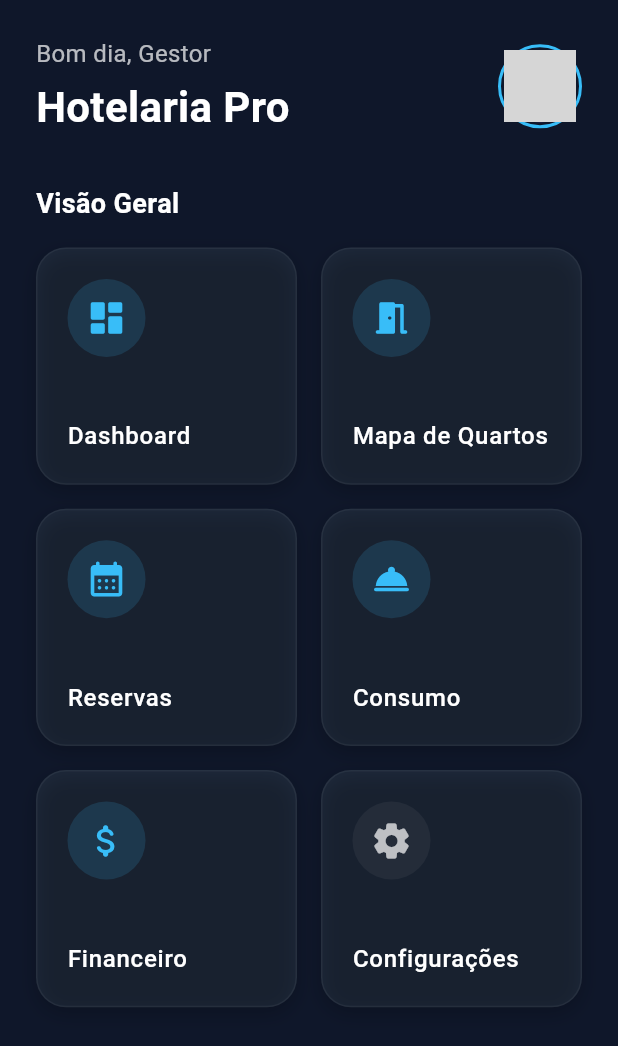
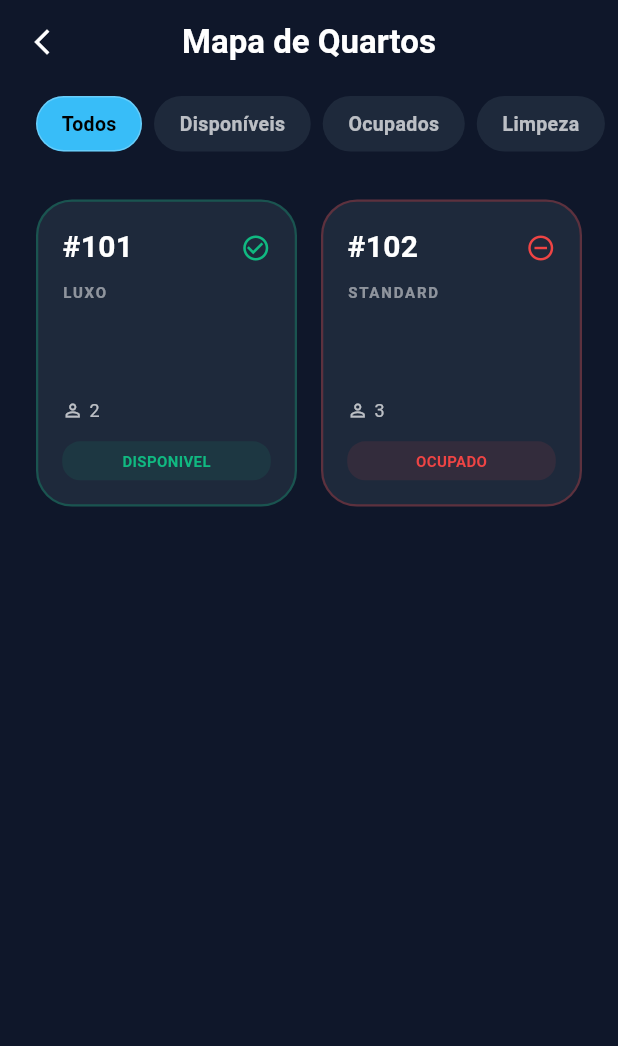
Before and after one commit to viictorocha/hotelaria, a Flutter app: the screen it shows after launch, after a tap on "Mapa de Quartos", on a phone screen of 412 x 824 dp. Shown: the top 1046 px of the screen. Run offline on Flutter 3.47's test engine with Material 3 defaults, Android fonts, the phone set to English and light mode, and no system bars; network calls fail; grey boxes are pictures that could not be loaded.

Commit message:
mapa e detalhe do quarto

```diff
--- a/hotelaria/lib/presentation/pages/home_menu_screen.dart
+++ b/hotelaria/lib/presentation/pages/home_menu_screen.dart
@@ -1,4 +1,5 @@
 import 'package:flutter/material.dart';
+import 'package:hotelaria/presentation/pages/mapa_quartos_screen.dart';
 
 class HomeMenuScreen extends StatelessWidget {
   const HomeMenuScreen({super.key});
@@ -88,7 +89,14 @@ class HomeMenuScreen extends StatelessWidget {
                       icon: Icons.meeting_room_rounded,
                       label: 'Mapa de Quartos',
                       color: accentColor,
-                      onTap: () => print('Ir para Mapa'),
+                      onTap: () {
+                        Navigator.push(
+                          context,
+                          MaterialPageRoute(
+                            builder: (context) => const MapaQuartosScreen(),
+                          ),
+                        );
+                      },
                     ),
                     _buildMenuItem(
                       context,
--- /dev/null
+++ b/hotelaria/lib/presentation/pages/mapa_quartos_screen.dart
@@ -0,0 +1,289 @@
+import 'package:flutter/material.dart';
+import 'package:hotelaria/presentation/pages/quarto_detalhe_screen.dart';
+import '../../domain/entities/quarto_entity.dart';
+import '../../data/repositories/quarto_mock_repository.dart';
+
+class MapaQuartosScreen extends StatefulWidget {
+  const MapaQuartosScreen({super.key});
+
+  @override
+  State<MapaQuartosScreen> createState() => _MapaQuartosScreenState();
+}
+
+class _MapaQuartosScreenState extends State<MapaQuartosScreen> {
+  // 1. Pegamos a lista original do mock
+  final List<QuartoEntity> todosOsQuartos = QuartoMockRepository()
+      .getTodosOsQuartos();
+
+  // 2. Variável para controlar o filtro (null significa "Todos")
+  StatusQuarto? statusSelecionado;
+
+  // 3. Lógica que filtra a lista em tempo real para o GridView
+  List<QuartoEntity> get quartosFiltrados {
+    if (statusSelecionado == null) return todosOsQuartos;
+    return todosOsQuartos.where((q) => q.status == statusSelecionado).toList();
+  }
+
+  @override
+  Widget build(BuildContext context) {
+    final accentColor = Theme.of(context).primaryColor;
+
+    return Scaffold(
+      appBar: AppBar(
+        backgroundColor: Colors.transparent,
+        elevation: 0,
+        leading: IconButton(
+          icon: const Icon(
+            Icons.arrow_back_ios_new,
+            color: Colors.white,
+            size: 20,
+          ),
+          onPressed: () => Navigator.pop(context),
+        ),
+        title: const Text(
+          'Mapa de Quartos',
+          style: TextStyle(color: Colors.white, fontWeight: FontWeight.bold),
+        ),
+        centerTitle: true,
+      ),
+      body: Column(
+        children: [
+          // Filtros
+          _buildFiltros(accentColor),
+
+          // Grid que agora usa os 'quartosFiltrados'
+          Expanded(
+            child: quartosFiltrados.isEmpty
+                ? _buildEmptyState() // Caso não tenha quartos naquele status
+                : GridView.builder(
+                    padding: const EdgeInsets.all(24),
+                    gridDelegate:
+                        const SliverGridDelegateWithFixedCrossAxisCount(
+                          crossAxisCount: 2,
+                          crossAxisSpacing: 16,
+                          mainAxisSpacing: 16,
+                          childAspectRatio: 0.85,
+                        ),
+                    itemCount: quartosFiltrados.length,
+                    itemBuilder: (context, index) {
+                      return _buildQuartoCard(quartosFiltrados[index]);
+                    },
+                  ),
+          ),
+        ],
+      ),
+    );
+  }
+
+  Widget _buildFiltros(Color accentColor) {
+    return SingleChildScrollView(
+      scrollDirection: Axis.horizontal,
+      padding: const EdgeInsets.symmetric(horizontal: 24, vertical: 8),
+      child: Row(
+        children: [
+          _filterChip(
+            "Todos",
+            isSelected: statusSelecionado == null,
+            onTap: () {
+              setState(() => statusSelecionado = null);
+            },
+          ),
+          _filterChip(
+            "Disponíveis",
+            isSelected: statusSelecionado == StatusQuarto.disponivel,
+            onTap: () {
+              setState(() => statusSelecionado = StatusQuarto.disponivel);
+            },
+          ),
+          _filterChip(
+            "Ocupados",
+            isSelected: statusSelecionado == StatusQuarto.ocupado,
+            onTap: () {
+              setState(() => statusSelecionado = StatusQuarto.ocupado);
+            },
+          ),
+          _filterChip(
+            "Limpeza",
+            isSelected: statusSelecionado == StatusQuarto.limpeza,
+            onTap: () {
+              setState(() => statusSelecionado = StatusQuarto.limpeza);
+            },
+          ),
+        ],
+      ),
+    );
+  }
+
+  Widget _filterChip(
+    String label, {
+    required bool isSelected,
+    required VoidCallback onTap,
+  }) {
+    return GestureDetector(
+      onTap: onTap,
+      child: Container(
+        margin: const EdgeInsets.only(right: 8),
+        padding: const EdgeInsets.symmetric(horizontal: 16, vertical: 8),
+        decoration: BoxDecoration(
+          color: isSelected
+              ? Theme.of(context).primaryColor
+              : Theme.of(context).cardColor,
+          borderRadius: BorderRadius.circular(20),
+          // Borda sutil para dar profundidade
+          border: Border.all(
+            color: isSelected ? Colors.white24 : Colors.transparent,
+          ),
+        ),
+        child: Text(
+          label,
+          style: TextStyle(
+            color: isSelected ? Colors.black : Colors.white70,
+            fontWeight: FontWeight.bold,
+            fontSize: 13,
+          ),
+        ),
+      ),
+    );
+  }
+
+  Widget _buildEmptyState() {
+    return Center(
+      child: Column(
+        mainAxisAlignment: MainAxisAlignment.center,
+        children: [
+          Icon(
+            Icons.search_off_rounded,
+            size: 64,
+            color: Colors.white.withValues(alpha: 0.2),
+          ),
+          const SizedBox(height: 16),
+          Text(
+            "Nenhum quarto encontrado\ncom este status.",
+            textAlign: TextAlign.center,
+            style: TextStyle(color: Colors.white.withValues(alpha: 0.5)),
+          ),
+        ],
+      ),
+    );
+  }
+
+  Widget _buildQuartoCard(QuartoEntity quarto) {
+    // Definindo a cor baseada no status
+    Color statusColor;
+    switch (quarto.status) {
+      case StatusQuarto.disponivel:
+        statusColor = const Color(0xFF10B981); // Verde Esmeralda
+        break;
+      case StatusQuarto.ocupado:
+        statusColor = const Color(0xFFEF4444); // Vermelho
+        break;
+      case StatusQuarto.limpeza:
+        statusColor = const Color(0xFF8B5CF6); // Roxo
+        break;
+      case StatusQuarto.manutencao:
+        statusColor = const Color(0xFFF59E0B); // Âmbar
+        break;
+    }
+
+    // 1. Adicionamos o GestureDetector para detectar o toque
+    return GestureDetector(
+      onTap: () {
+        Navigator.push(
+          context,
+          MaterialPageRoute(
+            builder: (context) => QuartoDetalheScreen(quarto: quarto),
+          ),
+        );
+      },
+      child: Container(
+        decoration: BoxDecoration(
+          color: Theme.of(context).cardColor,
+          borderRadius: BorderRadius.circular(24),
+          border: Border.all(
+            color: statusColor.withValues(alpha: 0.3),
+            width: 1.5,
+          ),
+        ),
+        child: Padding(
+          padding: const EdgeInsets.all(16.0),
+          child: Column(
+            crossAxisAlignment: CrossAxisAlignment.start,
+            children: [
+              Row(
+                mainAxisAlignment: MainAxisAlignment.spaceBetween,
+                children: [
+                  // 2. Adicionamos o Hero para animação fluida (a tag deve ser única por quarto)
+                  Hero(
+                    tag: 'quarto-${quarto.id}',
+                    child: Material(
+                      color: Colors.transparent,
+                      child: Text(
+                        '#${quarto.numero}',
+                        style: const TextStyle(
+                          color: Colors.white,
+                          fontSize: 20,
+                          fontWeight: FontWeight.bold,
+                        ),
+                      ),
+                    ),
+                  ),
+                  Icon(
+                    quarto.status == StatusQuarto.disponivel
+                        ? Icons.check_circle_outline
+                        : Icons.do_not_disturb_on_outlined,
+                    color: statusColor,
+                    size: 20,
+                  ),
+                ],
+              ),
+              const SizedBox(height: 8),
+              Text(
+                quarto.tipo.name.toUpperCase(),
+                style: TextStyle(
+                  color: Colors.white.withValues(alpha: 0.5),
+                  fontSize: 10,
+                  letterSpacing: 1.2,
+                  fontWeight: FontWeight.bold,
+                ),
+              ),
+              const Spacer(),
+              Row(
+                children: [
+                  const Icon(
+                    Icons.person_outline,
+                    color: Colors.white70,
+                    size: 14,
+                  ),
+                  const SizedBox(width: 4),
+                  Text(
+                    '${quarto.capacidade}',
+                    style: const TextStyle(color: Colors.white70, fontSize: 12),
+                  ),
+                ],
+              ),
+              const SizedBox(height: 12),
+              Container(
+                width: double.infinity,
+                padding: const EdgeInsets.symmetric(vertical: 6),
+                decoration: BoxDecoration(
+                  color: statusColor.withValues(alpha: 0.1),
+                  borderRadius: BorderRadius.circular(12),
+                ),
+                child: Center(
+                  child: Text(
+                    quarto.status.name.toUpperCase(),
+                    style: TextStyle(
+                      color: statusColor,
+                      fontSize: 10,
+                      fontWeight: FontWeight.bold,
+                    ),
+                  ),
+                ),
+              ),
+            ],
+          ),
+        ),
+      ),
+    );
+  }
+}
```
Also changed, not shown: hotelaria/lib/presentation/pages/quarto_detalhe_screen.dart (added, +275 -0 lines).
